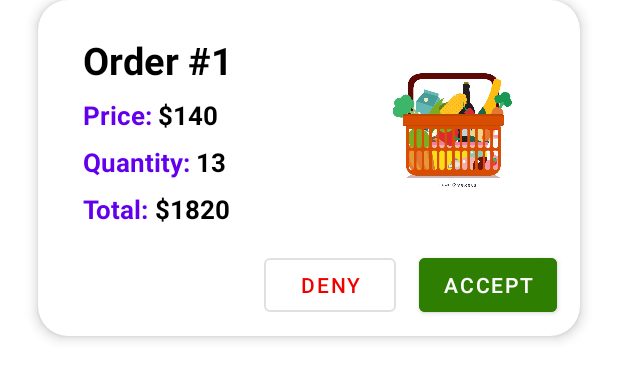
After one commit to AgileTech-WV61/Mobile-app, an Android app: the layout item_wholesaler_orders_pending.xml on its own in the app's theme, with its tools: preview values and no code run, on a phone screen of 412 x 824 dp. The commit adds this screen. Shown: the top 380 px of the screen. Run offline under Robolectric (Android 15) with nearby library versions, the phone set to English and light mode, and no system bars.

Commit message:
feat(orders): accept and deny request of orders

```diff
--- a/app/src/main/java/com/example/ksero/AdapterWOrders.kt
+++ b/app/src/main/java/Adapters/AdapterWOrders.kt
@@ -1,10 +1,11 @@
-package com.example.ksero
+package Adapters
 
 import Beans.WOrders
 import android.view.LayoutInflater
 import android.view.ViewGroup
 import androidx.recyclerview.widget.RecyclerView
-import com.example.ksero.wholesaler_orders.WOrderViewHolder
+import ViewHolders.WOrderViewHolder
+import com.example.ksero.R
 
 class AdapterWOrders ( val orderList: List<WOrders>): RecyclerView.Adapter<WOrderViewHolder>() {
 
--- a/app/src/main/java/ViewHolders/WProductViewHolder.kt
+++ b/app/src/main/java/ViewHolders/WProductViewHolder.kt
@@ -35,6 +35,9 @@ class WProductViewHolder(view: View, fragmentManager: FragmentManager): Recycler
 
     fun initial(productModel: Product){
 
+        editBtn = this.itemView.findViewById(R.id.btnGoToEditProduct)
+        deleteBtn = this.itemView.findViewById(R.id.btnDeletedProduct)
+
         product = productModel
 
         sharedPreferences = context.getSharedPreferences("sharedPrefs", Context.MODE_PRIVATE)
@@ -53,8 +56,6 @@ class WProductViewHolder(view: View, fragmentManager: FragmentManager): Recycler
     }
 
     fun setOnClickListeners(){
-        editBtn = this.itemView.findViewById(R.id.btnGoToEditProduct)
-        deleteBtn = this.itemView.findViewById(R.id.btnDeletedProduct)
         editBtn.setOnClickListener(this)
         deleteBtn.setOnClickListener(this)
     }
--- a/app/src/main/java/com/example/ksero/WholesalerOrdersActivity.kt
+++ b/app/src/main/java/com/example/ksero/WholesalerOrdersActivity.kt
@@ -1,5 +1,6 @@
 package com.example.ksero
 
+import Adapters.AdapterWOrders
 import Beans.WOrders
 import androidx.appcompat.app.AppCompatActivity
 import android.os.Bundle
@@ -15,7 +16,7 @@ class WholesalerOrdersActivity : AppCompatActivity() {
     }
 
     private fun getAllOrders(){
-        val order1 = WOrders(35.00, 6, 210.00)
+        /*val order1 = WOrders(35.00, 6, 210.00)
         val order2 = WOrders(40.00, 7, 280.00)
         val order3 = WOrders(25.00, 10, 250.00)
 
@@ -30,7 +31,7 @@ class WholesalerOrdersActivity : AppCompatActivity() {
 
         val recycler = findViewById<RecyclerView>(R.id.recyclerViewCartAccepted)
         recycler.layoutManager = LinearLayoutManager(applicationContext)
-        recycler.adapter = AdapterWOrders(orders)
+        recycler.adapter = AdapterWOrders(orders)*/
 
         /*//Order Pending
 
--- /dev/null
+++ b/app/src/main/res/layout/item_wholesaler_orders_pending.xml
@@ -0,0 +1,187 @@
+<?xml version="1.0" encoding="utf-8"?>
+<androidx.cardview.widget.CardView
+    xmlns:android="http://schemas.android.com/apk/res/android"
+    xmlns:app="http://schemas.android.com/apk/res-auto"
+    xmlns:tools="http://schemas.android.com/tools"
+    android:elevation="10dp"
+    app:cardCornerRadius="20dp"
+    android:layout_width="match_parent"
+    android:layout_height="wrap_content"
+    app:cardElevation="5.0dp"
+    android:layout_marginBottom="25dp"
+    android:layout_marginRight="25dp"
+    android:layout_marginLeft="25dp"
+    android:layout_gravity="center_horizontal">
+
+    <LinearLayout
+        android:layout_width="match_parent"
+        android:layout_height="wrap_content"
+        android:orientation="vertical">
+
+        <androidx.constraintlayout.widget.ConstraintLayout
+            android:layout_width="match_parent"
+            android:layout_height="wrap_content"
+            android:paddingHorizontal="20dp"
+            android:orientation="horizontal">
+
+            <LinearLayout
+                android:layout_width="wrap_content"
+                android:layout_height="wrap_content"
+                android:gravity="center_vertical"
+                android:orientation="vertical"
+                app:layout_constraintBottom_toBottomOf="parent"
+                app:layout_constraintStart_toStartOf="parent"
+                app:layout_constraintTop_toTopOf="parent">
+
+                <LinearLayout
+                    android:layout_width="wrap_content"
+                    android:layout_height="wrap_content"
+                    android:layout_marginLeft="10dp"
+                    android:layout_marginTop="7dp"
+                    android:orientation="horizontal">
+
+                    <TextView
+                        android:id="@+id/textViewItemNameValuePending"
+                        android:layout_width="wrap_content"
+                        android:layout_height="wrap_content"
+                        android:text="Order #"
+                        android:textColor="@color/black"
+                        android:textSize="25dp"
+                        android:textStyle="bold" />
+
+                    <TextView
+                        android:id="@+id/textViewItemIdValuePending"
+                        android:layout_width="wrap_content"
+                        android:layout_height="wrap_content"
+                        android:text="1"
+                        android:textColor="@color/black"
+                        android:textSize="25dp"
+                        android:textStyle="bold" />
+                </LinearLayout>
+
+                <LinearLayout
+                    android:layout_width="wrap_content"
+                    android:layout_height="wrap_content"
+                    android:layout_marginLeft="10dp"
+                    android:layout_marginTop="7dp"
+                    android:orientation="horizontal">
+
+                    <TextView
+                        android:layout_width="wrap_content"
+                        android:layout_height="wrap_content"
+
+                        android:text="Price: "
+                        android:textColor="@color/purple_500"
+
+                        android:textSize="17dp"
+                        android:textStyle="bold" />
+
+                    <TextView
+                        android:id="@+id/textViewItemPriceValuePending"
+                        android:layout_width="wrap_content"
+                        android:layout_height="wrap_content"
+
+                        android:text="$140"
+                        android:textColor="@color/black"
+
+                        android:textSize="17dp"
+                        android:textStyle="bold" />
+                </LinearLayout>
+
+                <LinearLayout
+                    android:layout_width="wrap_content"
+                    android:layout_height="wrap_content"
+                    android:layout_marginLeft="10dp"
+                    android:layout_marginTop="7dp"
+                    android:orientation="horizontal">
+
+                    <TextView
+                        android:layout_width="wrap_content"
+                        android:layout_height="wrap_content"
+
+                        android:text="Quantity: "
+                        android:textColor="@color/purple_500"
+
+                        android:textSize="17dp"
+                        android:textStyle="bold" />
+
+                    <TextView
+                        android:id="@+id/textViewItemQuantityValuePending"
+                        android:layout_width="wrap_content"
+                        android:layout_height="wrap_content"
+
+                        android:text="13"
+                        android:textColor="@color/black"
+
+                        android:textSize="17dp"
+                        android:textStyle="bold" />
+                </LinearLayout>
+
+                <LinearLayout
+                    android:layout_width="wrap_content"
+                    android:layout_height="wrap_content"
+                    android:layout_marginLeft="10dp"
+                    android:layout_marginTop="7dp"
+                    android:orientation="horizontal">
+
+                    <TextView
+                        android:layout_width="wrap_content"
+                        android:layout_height="wrap_content"
+
+                        android:text="Total: "
+                        android:textColor="@color/purple_500"
+
+                        android:textSize="17dp"
+                        android:textStyle="bold" />
+
+                    <TextView
+                        android:id="@+id/textViewItemTotalPriceValuePending"
+                        android:layout_width="wrap_content"
+                        android:layout_height="wrap_content"
+
+                        android:text="$1820"
+                        android:textColor="@color/black"
+
+                        android:textSize="17dp"
+                        android:textStyle="bold" />
+                </LinearLayout>
+            </LinearLayout>
+
+            <ImageView
+                android:layout_width="123dp"
+                android:layout_height="166dp"
+                android:layout_gravity="center"
+                android:src="@drawable/basket"
+                app:layout_constraintBottom_toBottomOf="parent"
+                app:layout_constraintEnd_toEndOf="parent"
+                app:layout_constraintTop_toTopOf="parent" />
+        </androidx.constraintlayout.widget.ConstraintLayout>
+
+        <LinearLayout
+            android:layout_width="wrap_content"
+            android:layout_height="wrap_content"
+            android:orientation="horizontal"
+            android:layout_gravity="end"
+            android:layout_marginBottom="10dp">
+
+            <Button
+                android:id="@+id/btnDenyPending"
+                android:layout_width="wrap_content"
+                android:layout_height="wrap_content"
+                android:text="Deny"
+                android:textColor="#F10000"
+                style="?attr/materialButtonOutlinedStyle"
+                />
+            <Button
+                android:id="@+id/btnAcceptPending"
+                android:layout_width="wrap_content"
+                android:layout_height="wrap_content"
+                android:text="Accept"
+                android:layout_marginHorizontal="15dp"
+                android:backgroundTint="#2D7E01"
+                />
+
+        </LinearLayout>
+    </LinearLayout>
+
+</androidx.cardview.widget.CardView>
```
Also changed, not shown: app/src/main/java/Adapters/AdapterWOrdersPending.kt (renamed from app/src/main/java/com/example/ksero/AdapterWOrdersPending.kt, +8 -4 lines), app/src/main/java/Beans/WOrders.kt (+14 -2 lines), app/src/main/java/Interface/HttpRequest/PlaceholderOrders.kt (+7 -4 lines), app/src/main/java/ViewHolders/WOrderPendingViewHolder.kt (added, +147 -0 lines), app/src/main/java/ViewHolders/WOrderViewHolder.kt (renamed from app/src/main/java/com/example/ksero/wholesaler_orders/WOrderViewHolder.kt, +7 -5 lines), app/src/main/java/com/example/ksero/WholesalerOrdersFragment.kt (+32 -18 lines), app/src/main/java/com/example/ksero/wholesaler_orders/WOrderPendingViewHolder.kt (deleted, +0 -20 lines), app/src/main/res/layout/item_wholesaler_orders.xml (+22 -7 lines), app/src/main/res/drawable/basket.jpg (added).
